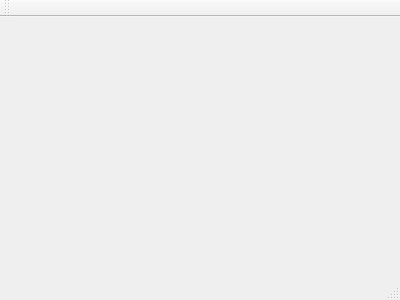
Before: the Qt Designer form mainwindow.ui in trangjackie/edram65nm_tester, drawn with Qt 5.
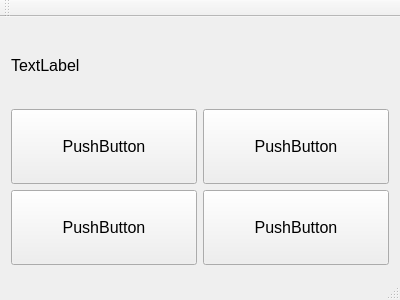
After: the same form once the commit is applied.

```diff
--- a/mainwindow.ui
+++ b/mainwindow.ui
@@ -9,16 +9,99 @@
     <height>300</height>
    </rect>
   </property>
-  <property name="windowTitle" >
+  <property name="font">
+   <font>
+    <family>Segoe UI</family>
+    <pointsize>12</pointsize>
+   </font>
+  </property>
+  <property name="windowTitle">
    <string>MainWindow</string>
   </property>
-  <widget class="QMenuBar" name="menuBar" />
-  <widget class="QToolBar" name="mainToolBar" />
-  <widget class="QWidget" name="centralWidget" />
-  <widget class="QStatusBar" name="statusBar" />
+  <widget class="QWidget" name="centralWidget">
+   <layout class="QGridLayout" name="gridLayout">
+    <item row="0" column="0">
+     <widget class="QLabel" name="label">
+      <property name="text">
+       <string>TextLabel</string>
+      </property>
+     </widget>
+    </item>
+    <item row="1" column="0">
+     <widget class="QPushButton" name="pushButton">
+      <property name="sizePolicy">
+       <sizepolicy hsizetype="Preferred" vsizetype="Preferred">
+        <horstretch>0</horstretch>
+        <verstretch>0</verstretch>
+       </sizepolicy>
+      </property>
+      <property name="text">
+       <string>PushButton</string>
+      </property>
+     </widget>
+    </item>
+    <item row="1" column="1">
+     <widget class="QPushButton" name="pushButton_3">
+      <property name="sizePolicy">
+       <sizepolicy hsizetype="Preferred" vsizetype="Preferred">
+        <horstretch>0</horstretch>
+        <verstretch>0</verstretch>
+       </sizepolicy>
+      </property>
+      <property name="text">
+       <string>PushButton</string>
+      </property>
+     </widget>
+    </item>
+    <item row="2" column="0">
+     <widget class="QPushButton" name="pushButton_2">
+      <property name="sizePolicy">
+       <sizepolicy hsizetype="Preferred" vsizetype="Preferred">
+        <horstretch>0</horstretch>
+        <verstretch>0</verstretch>
+       </sizepolicy>
+      </property>
+      <property name="text">
+       <string>PushButton</string>
+      </property>
+     </widget>
+    </item>
+    <item row="2" column="1">
+     <widget class="QPushButton" name="pushButton_4">
+      <property name="sizePolicy">
+       <sizepolicy hsizetype="Preferred" vsizetype="Preferred">
+        <horstretch>0</horstretch>
+        <verstretch>0</verstretch>
+       </sizepolicy>
+      </property>
+      <property name="text">
+       <string>PushButton</string>
+      </property>
+     </widget>
+    </item>
+   </layout>
+  </widget>
+  <widget class="QMenuBar" name="menuBar">
+   <property name="geometry">
+    <rect>
+     <x>0</x>
+     <y>0</y>
+     <width>400</width>
+     <height>27</height>
+    </rect>
+   </property>
+  </widget>
+  <widget class="QToolBar" name="mainToolBar">
+   <attribute name="toolBarArea">
+    <enum>TopToolBarArea</enum>
+   </attribute>
+   <attribute name="toolBarBreak">
+    <bool>false</bool>
+   </attribute>
+  </widget>
+  <widget class="QStatusBar" name="statusBar"/>
  </widget>
- <layoutDefault spacing="6" margin="11" />
- <pixmapfunction></pixmapfunction>
+ <layoutdefault spacing="6" margin="11"/>
  <resources/>
  <connections/>
 </ui>
```
Left out of the diff: 5 changed lines with no effect on the pictures.
